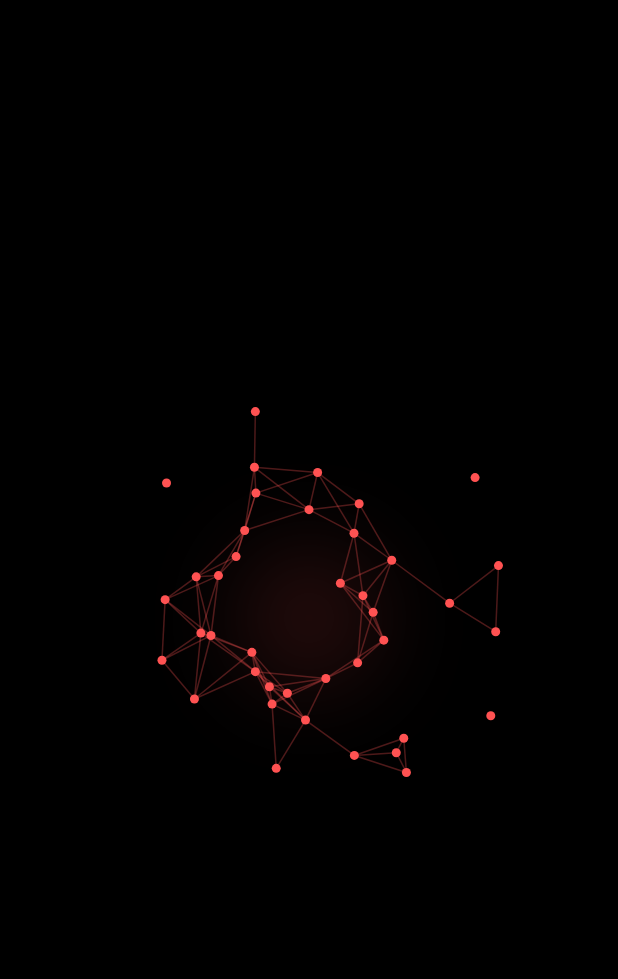
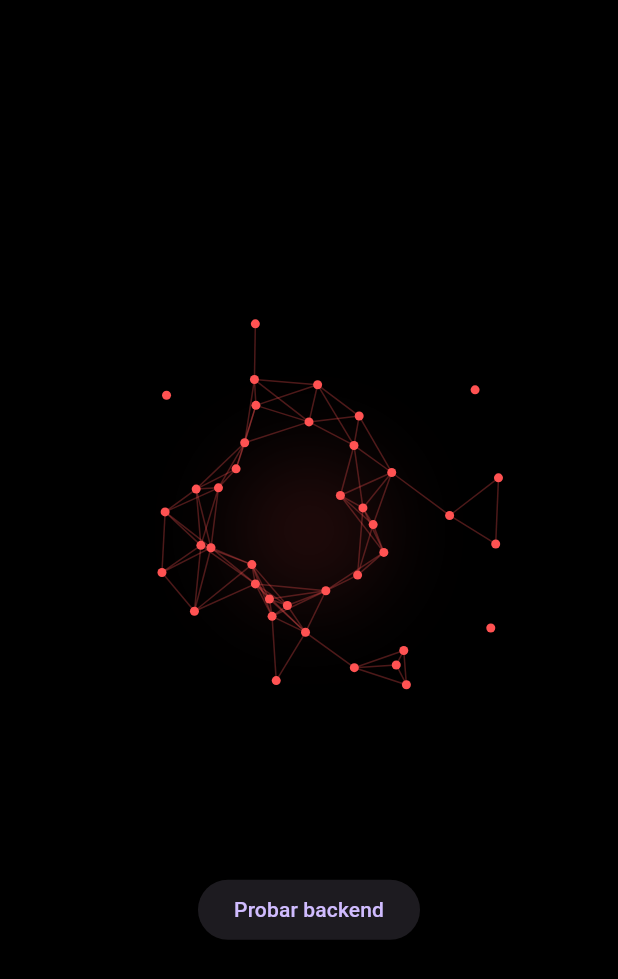
Before and after one commit to GabrielVazquez12/NOVA, a Flutter app: the screen it shows after launch, on a phone screen of 412 x 824 dp. Shown: the top 979 px of the screen. Run offline on Flutter 3.47's test engine with Material 3 defaults, Android fonts, the phone set to English and light mode, and no system bars.

Commit message:
feat: connect Flutter app to backend via HTTP

```diff
--- /dev/null
+++ b/mobile/lib/config.dart
@@ -0,0 +1,6 @@
+class AppConfig {
+  static const String backendUrl = String.fromEnvironment(
+    'Backend_URL',
+    defaultValue: 'http://192.168.1.37:8000',
+  );
+}
--- a/mobile/lib/main.dart
+++ b/mobile/lib/main.dart
@@ -1,10 +1,12 @@
 import 'package:flutter/material.dart';
 import 'nova_orb.dart';
 import 'nova_state.dart';
+import 'nova_api.dart';
 
 void main() {
   runApp(const NovaApp());
 }
+
 class NovaApp extends StatelessWidget {
   const NovaApp({super.key});
 
@@ -18,15 +20,45 @@ class NovaApp extends StatelessWidget {
   }
 }
 
-class NovaHomePage extends StatelessWidget {
+class NovaHomePage extends StatefulWidget {
   const NovaHomePage({super.key});
+
+  @override
+  State<NovaHomePage> createState() => _NovaHomePageState();
+}
+
+class _NovaHomePageState extends State<NovaHomePage> {
+  String _reply = '';
+
+  Future<void> _testBackend() async {
+    final reply = await NovaApi.sendMessage('¿Cómo está el clima en Saltillo?');
+    setState(() {
+      _reply = reply;
+    });
+  }
 
   @override
   Widget build(BuildContext context) {
     return Scaffold(
       backgroundColor: Colors.black,
       body: Center(
-        child: NovaOrb(state: NovaState.idle)
+        child: Column(
+          mainAxisAlignment: MainAxisAlignment.center,
+          children: [
+            const NovaOrb(state: NovaState.idle),
+            const SizedBox(height: 24),
+            Text(
+              _reply,
+              style: const TextStyle(color: Colors.white),
+              textAlign: TextAlign.center,
+            ),
+            const SizedBox(height: 24),
+            ElevatedButton(
+              onPressed: _testBackend,
+              child: const Text('Probar backend'),
+            ),
+          ],
+        ),
       ),
     );
   }
--- a/mobile/pubspec.yaml
+++ b/mobile/pubspec.yaml
@@ -34,6 +34,7 @@ dependencies:
   # The following adds the Cupertino Icons font to your application.
   # Use with the CupertinoIcons class for iOS style icons.
   cupertino_icons: ^1.0.8
+  http: ^1.6.0
 
 dev_dependencies:
   flutter_test:
```
Also changed, not shown: mobile/lib/nova_api.dart (added, +18 -0 lines), mobile/pubspec.lock.
